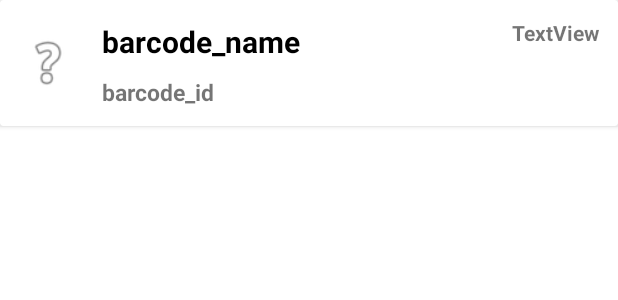
After one commit to GawronAkaPuszka/ScanBarApp, an Android app: the layout custom_recycle_view.xml on its own in the app's theme, with its tools: preview values and no code run, on a phone screen of 412 x 824 dp. The commit adds this screen. Shown: the top 300 px of the screen. Run offline under Robolectric (Android 15) with nearby library versions, the phone set to English and light mode, and no system bars.

Commit message:
More database stuff. Bugfixes, little name fixes.

```diff
--- a/app/src/main/java/com/example/test4/DetailsActivity.java
+++ b/app/src/main/java/com/example/test4/DetailsActivity.java
@@ -19,7 +19,7 @@ import com.google.android.material.floatingactionbutton.FloatingActionButton;
 public class DetailsActivity extends AppCompatActivity {
 
         private FloatingActionButton btGoBack;
-        private FloatingActionButton btTakeScreenShoot;
+        private FloatingActionButton btTakeScreenShot;
         private FloatingActionButton btSaveLink;
         private WebView myWebView;
         protected ProgressBar progressBar;
--- /dev/null
+++ b/app/src/main/res/layout/custom_recycle_view.xml
@@ -0,0 +1,63 @@
+<?xml version="1.0" encoding="utf-8"?>
+<LinearLayout xmlns:android="http://schemas.android.com/apk/res/android"
+    xmlns:app="http://schemas.android.com/apk/res-auto"
+    xmlns:tools="http://schemas.android.com/tools"
+    android:orientation="vertical"
+    android:layout_width="match_parent"
+    android:layout_height="match_parent">
+
+    <androidx.cardview.widget.CardView
+        android:layout_width="match_parent"
+        android:layout_height="wrap_content">
+
+        <androidx.constraintlayout.widget.ConstraintLayout
+            android:layout_width="match_parent"
+            android:layout_height="wrap_content"
+            android:padding="12dp">
+
+            <TextView
+                android:id="@+id/txt_barcode_id"
+                android:layout_width="wrap_content"
+                android:layout_height="wrap_content"
+                android:text="barcode_id"
+                android:textSize="15sp"
+                android:textStyle="bold"
+                app:layout_constraintBottom_toBottomOf="parent"
+                app:layout_constraintStart_toStartOf="@+id/txt_barcode_name" />
+
+            <ImageView
+                android:id="@+id/img_screenshot"
+                android:layout_width="40dp"
+                android:layout_height="60dp"
+                app:layout_constraintBottom_toBottomOf="parent"
+                app:layout_constraintStart_toStartOf="parent"
+                app:layout_constraintTop_toTopOf="parent"
+                app:srcCompat="@android:drawable/ic_menu_help" />
+
+            <TextView
+                android:id="@+id/txt_barcode_name"
+                android:layout_width="wrap_content"
+                android:layout_height="wrap_content"
+                android:layout_marginStart="16dp"
+                android:layout_marginBottom="8dp"
+                android:text="barcode_name"
+                android:textColor="@color/black"
+                android:textSize="20sp"
+                android:textStyle="bold"
+                app:layout_constraintBottom_toTopOf="@+id/txt_barcode_id"
+                app:layout_constraintStart_toEndOf="@+id/img_screenshot"
+                app:layout_constraintTop_toTopOf="parent" />
+
+            <TextView
+                android:id="@+id/txt_barcode_last_scan"
+                android:layout_width="wrap_content"
+                android:layout_height="wrap_content"
+                android:text="TextView"
+                android:textSize="14sp"
+                android:textStyle="bold"
+                app:layout_constraintEnd_toEndOf="parent"
+                app:layout_constraintTop_toTopOf="parent" />
+        </androidx.constraintlayout.widget.ConstraintLayout>
+    </androidx.cardview.widget.CardView>
+
+</LinearLayout>
```
Also changed, not shown: app/src/main/java/com/example/test4/ui/dashboard/CustomRecycleViewAdapter.java (added, +68 -0 lines), app/src/main/java/com/example/test4/ui/dashboard/HistoryFragment.java (+50 -1 lines), app/src/main/java/com/example/test4/ui/dashboard/MyDatabaseHelper.java (+14 -6 lines), app/src/main/java/com/example/test4/ui/dashboard/ProductStructure.java (deleted, +0 -61 lines).
